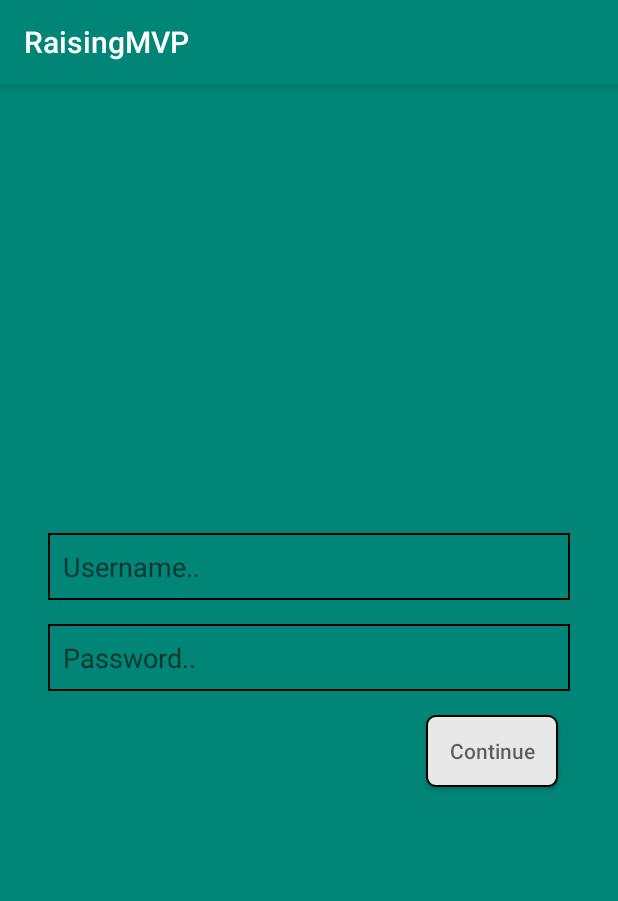
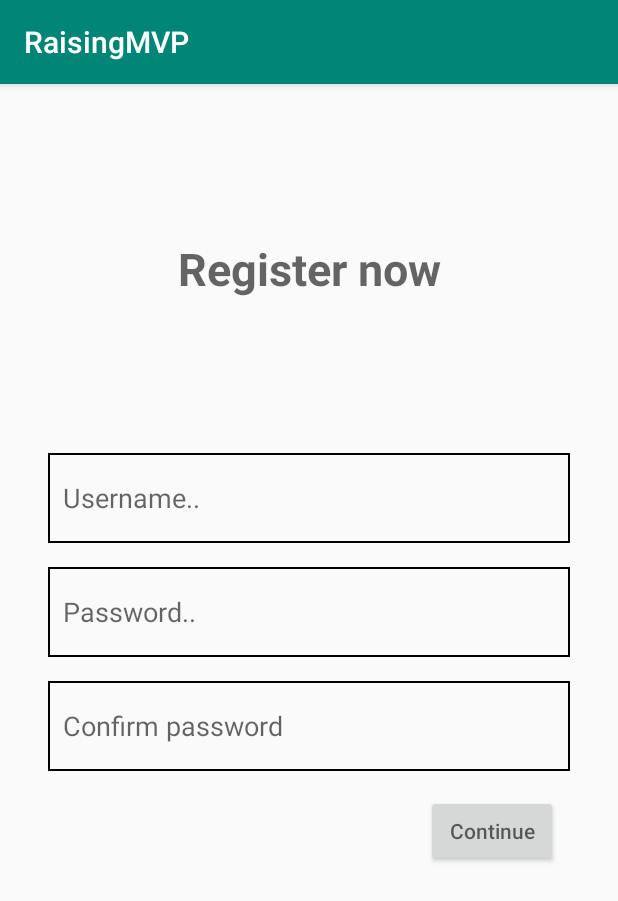
Before and after one commit to noahschmid/raising-android, an Android app: the fragment RegisterFragment shown on its own in the app's theme, on a phone screen of 412 x 824 dp. Shown: the top 901 px of the screen. Run offline under Robolectric (Android 15) with nearby library versions, the phone set to English and light mode, and no system bars; our stand-ins replace Volley; network calls fail.

Commit message:
Finish dialog for login and registration error messages

```diff
--- a/app/src/main/java/com/example/raising/RegisterFragment.java
+++ b/app/src/main/java/com/example/raising/RegisterFragment.java
@@ -12,6 +12,8 @@
 import android.view.LayoutInflater;
 import android.view.View;
 import android.view.ViewGroup;
+import android.widget.Button;
+import android.widget.EditText;
 
 import com.android.volley.Request;
 import com.android.volley.Response;
@@ -21,7 +23,11 @@
 import org.json.JSONException;
 import org.json.JSONObject;
 
-public class RegisterFragment extends Fragment {
+public class RegisterFragment extends Fragment implements View.OnClickListener  {
+
+    private EditText username_input;
+    private EditText password_input;
+    private EditText confirm_password_input;
 
     private RegisterViewModel mViewModel;
 
@@ -32,7 +38,27 @@
     @Override
     public View onCreateView(@NonNull LayoutInflater inflater, @Nullable ViewGroup container,
                              @Nullable Bundle savedInstanceState) {
-        return inflater.inflate(R.layout.fragment_register, container, false);
+        View view = inflater.inflate(R.layout.fragment_register, container, false);
+
+        username_input = view.findViewById(R.id.editText_register_username);
+        password_input = view.findViewById(R.id.editText_register_password);
+        confirm_password_input = view.findViewById(R.id.editText_register_confirmPassword);
+
+        Button btn_continue = view.findViewById(R.id.button_register_continue);
+        btn_continue.setOnClickListener(this);
+
+        return view;
+    }
+
+    @Override
+    public void onClick(View view) {
+        switch (view.getId()) {
+            case R.id.button_register_continue:
+                register();
+                break;
+            default:
+                break;
+        }
     }
 
     @Override
@@ -42,12 +68,19 @@
         // TODO: Use the ViewModel
     }
 
-    private void register(String username, String password) {
+    private void register() {
+        final String USERNAME = username_input.getText().toString();
+        final String PASSWORD = password_input.getText().toString();
+        final String CONFIRM_PASSWORD = confirm_password_input.getText().toString();
+
+        // check if password and confirm password are equal
+        if(PASSWORD.contentEquals(CONFIRM_PASSWORD)) {
+
             try {
                 String endpoint = "http://33383.hostserv.eu:8080/account/register";
                 JSONObject params = new JSONObject();
-            params.put("username", username);
-            params.put("password", password);
+                params.put("username", USERNAME);
+                params.put("password", PASSWORD);
                 JsonObjectRequest loginRequest = new JsonObjectRequest(Request.Method.POST,
                         endpoint,
                         params,
@@ -63,7 +96,10 @@
                             String body = new String(error.networkResponse.data);
                             try {
                                 JSONObject response = new JSONObject(body);
-                            //TODO: display error
+                                showErrorDialog(
+                                        getString(R.string.register_error_dialog_title),
+                                        response.getString("message")
+                                );
                             } catch (JSONException e) {
                                 Log.d("debugMessage", e.toString());
                             }
@@ -75,6 +111,26 @@
             } catch(Exception e) {
                 Log.d("debugMessage", e.getMessage());
             }
+        // if PASSWORD does not equal CONFIRM_PASSWORD
+        } else {
+            showErrorDialog(
+                    getString(R.string.register_error_dialog_title_password_match),
+                    getString(R.string.register_error_dialog_text_password_match));
+        }
+    }
+
+    /**
+     * Opens a dialog displaying an error message
+     * @param dialogMessage The message that is to be displayed
+     * @param dialogTitle The title of the dialog
+     */
+    private void showErrorDialog(String dialogTitle, String dialogMessage) {
+        try {
+            LoginDialog loginErrorFragment = new LoginDialog().newInstance(dialogTitle, dialogMessage);
+            loginErrorFragment.show(getActivity().getSupportFragmentManager(), "registerErrorDialog");
+        } catch (NullPointerException e) {
+            Log.d("debugMessage", e.getMessage());
         }
 
     }
+}
--- a/app/src/main/res/drawable/border_login_form.xml
+++ b/app/src/main/res/drawable/border_login_form.xml
@@ -15,5 +15,4 @@
                 android:bottom="10dp" />
         </shape>
     </item>
-
 </selector>
--- a/app/src/main/res/layout/fragment_register.xml
+++ b/app/src/main/res/layout/fragment_register.xml
@@ -3,55 +3,80 @@
     xmlns:app="http://schemas.android.com/apk/res-auto"
     xmlns:tools="http://schemas.android.com/tools"
     android:id="@+id/prototypeRegisterFrameLayout"
-    android:background="@color/colorPrimary"
     android:layout_width="match_parent"
     android:layout_height="match_parent"
     tools:context=".RegisterFragment">
 
 
     <EditText
-        android:id="@+id/editText_login_username"
+        android:id="@+id/editText_register_username"
         android:layout_width="match_parent"
-        android:layout_height="wrap_content"
+        android:layout_height="60dp"
         android:layout_marginStart="32dp"
         android:layout_marginLeft="32dp"
         android:layout_marginEnd="32dp"
         android:layout_marginRight="32dp"
+        android:layout_marginBottom="16dp"
         android:background="@drawable/border_login_form"
         android:ems="10"
         android:hint="@string/username_input_placeholder"
         android:inputType="textPersonName"
-        app:layout_constraintBottom_toTopOf="@+id/editText_login_password"
+        app:layout_constraintBottom_toTopOf="@+id/editText_register_password"
         app:layout_constraintEnd_toEndOf="parent"
         app:layout_constraintStart_toStartOf="parent"
         app:layout_constraintTop_toTopOf="parent"
         app:layout_constraintVertical_chainStyle="packed" />
 
     <EditText
-        android:id="@+id/editText_login_password"
+        android:id="@+id/editText_register_password"
         android:layout_width="0dp"
-        android:layout_height="wrap_content"
-        android:layout_marginTop="16dp"
+        android:layout_height="60dp"
         android:layout_marginBottom="16dp"
         android:background="@drawable/border_login_form"
         android:ems="10"
         android:hint="@string/password_input_placeholder"
         android:inputType="textPassword"
-        app:layout_constraintBottom_toTopOf="@+id/button_login"
-        app:layout_constraintEnd_toEndOf="@+id/editText_login_username"
-        app:layout_constraintStart_toStartOf="@+id/editText_login_username"
-        app:layout_constraintTop_toBottomOf="@+id/editText_login_username" />
+        app:layout_constraintBottom_toTopOf="@+id/editText_register_confirmPassword"
+        app:layout_constraintEnd_toEndOf="@+id/editText_register_username"
+        app:layout_constraintStart_toStartOf="@+id/editText_register_username"
+        app:layout_constraintTop_toBottomOf="@+id/editText_register_username" />
+
+    <TextView
+        android:id="@+id/text_register"
+        android:layout_width="246dp"
+        android:layout_height="91dp"
+        android:gravity="center"
+        android:hint="@string/login_register_text"
+        android:textSize="30sp"
+        android:textStyle="bold"
+        app:layout_constraintBottom_toTopOf="@+id/editText_register_username"
+        app:layout_constraintEnd_toEndOf="parent"
+        app:layout_constraintStart_toStartOf="parent"
+        app:layout_constraintTop_toTopOf="parent" />
+
+    <EditText
+        android:id="@+id/editText_register_confirmPassword"
+        android:layout_width="0dp"
+        android:layout_height="60dp"
+        android:layout_marginBottom="16dp"
+        android:background="@drawable/border_login_form"
+        android:ems="10"
+        android:hint="@string/confirmPassword_input_placeholder"
+        android:inputType="textPassword"
+        app:layout_constraintBottom_toTopOf="@+id/button_register_continue"
+        app:layout_constraintEnd_toEndOf="@+id/editText_register_username"
+        app:layout_constraintStart_toStartOf="@+id/editText_register_username"
+        app:layout_constraintTop_toBottomOf="@+id/editText_register_password" />
 
     <Button
-        android:id="@+id/button_login"
+        android:id="@+id/button_register_continue"
         android:layout_width="wrap_content"
         android:layout_height="wrap_content"
         android:layout_marginEnd="8dp"
         android:layout_marginRight="8dp"
-        android:background="@drawable/btn_login"
         android:hint="@string/register_button_text"
         app:layout_constraintBottom_toBottomOf="parent"
-        app:layout_constraintEnd_toEndOf="@+id/editText_login_username"
-        app:layout_constraintTop_toBottomOf="@+id/editText_login_password" />
+        app:layout_constraintEnd_toEndOf="@+id/editText_register_username"
+        app:layout_constraintTop_toBottomOf="@+id/editText_register_confirmPassword" />
 
 </androidx.constraintlayout.widget.ConstraintLayout>
--- a/app/src/main/res/values/strings.xml
+++ b/app/src/main/res/values/strings.xml
@@ -11,11 +11,18 @@
     <string name="login_button_text"> Login </string>
     <string name="login_welcome_text"> Welcome to Raising </string>
     <string name="login_register_text"> Register now</string>
-    <string name="login_error_dialog_title"> Incorrect Password </string>
+    <string name="login_error_dialog_title"> Login failed </string>
     <string name="login_error_dialog_text"> Your password is incorrect.</string>
 
     <!-- Strings used in RegisterScreen -->
+    <string name="confirmPassword_input_placeholder"> Confirm password </string>
     <string name="register_button_text"> Continue </string>
+    <string name="text_register"> Register now </string>
+
+    <string name="register_error_dialog_title"> Registration failed</string>
+    <string name="register_error_dialog_title_password_match"> Please confirm your password </string>
+    <string name="register_error_dialog_text_password_match"> Your entered passwords do not match!</string>
+
 
     <!-- TODO: Remove or change this placeholder text -->
     <string name="hello_blank_fragment">Hello blank fragment</string>
```
Also changed, not shown: app/src/main/java/com/example/raising/LoginDialog.java (+31 -5 lines), app/src/main/java/com/example/raising/LoginFragment.java (+20 -20 lines), app/src/main/res/layout/fragment_login.xml (+13 -13 lines). Lines whose indentation alone changed are shown as unchanged.
